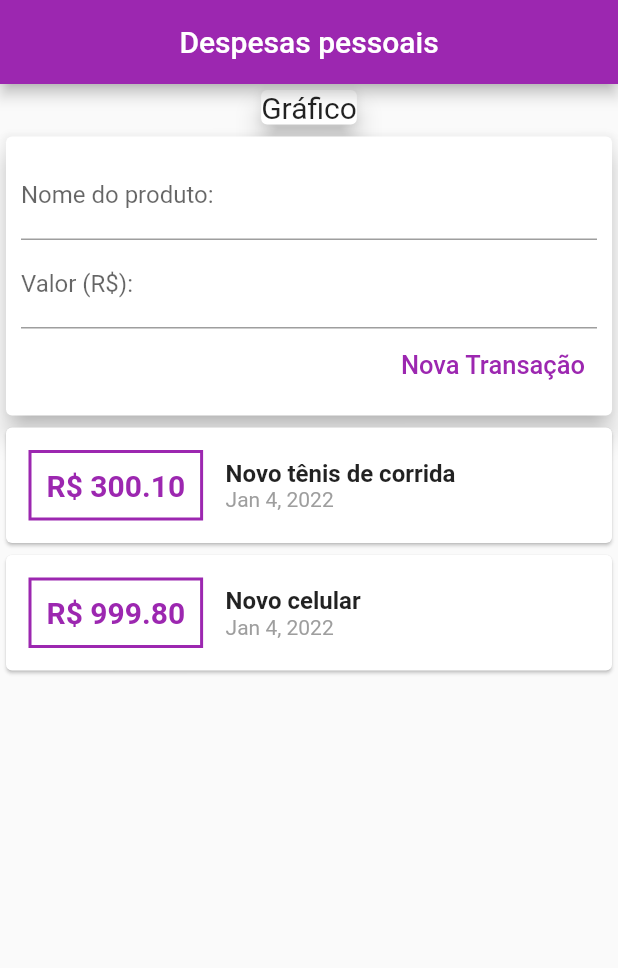
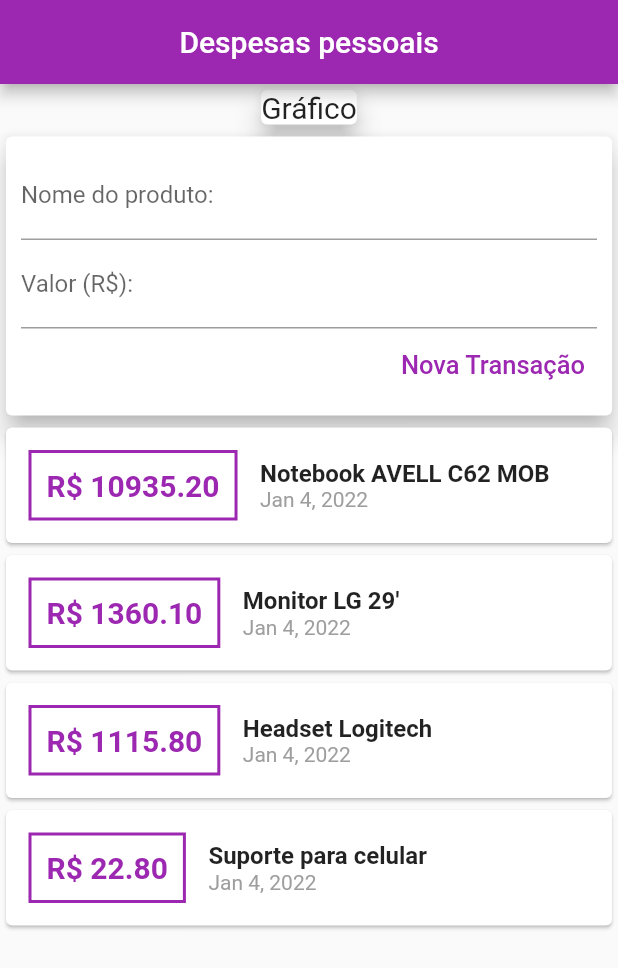
Before and after one commit to e-medeiros1/controle_de_despesas, a Flutter app: the screen it shows after launch, on a phone screen of 412 x 824 dp. Shown: the top 968 px of the screen. Run offline on Flutter 3.47's test engine with Material 2 defaults, Android fonts, the phone set to English and light mode, and no system bars.

Commit message:
Implantação do ListView.builder

```diff
--- a/lib/components/transaction_list.dart
+++ b/lib/components/transaction_list.dart
@@ -15,9 +15,10 @@
   Widget build(BuildContext context) {
     return Container(
       height: 500,
-      child: SingleChildScrollView(
-        child: Column(
-          children: transactions.map((tr) {
+      child: ListView.builder(
+        itemCount: transactions.length,
+        itemBuilder: (ctx, index) {
+          final tr = transactions[index];
           return Card(
             child: Row(
               children: [
@@ -49,8 +50,7 @@
               ],
             ),
           );
-          }).toList(),
-        ),
+        },
       ),
     );
   }
--- a/lib/components/transaction_user.dart
+++ b/lib/components/transaction_user.dart
@@ -16,14 +16,26 @@
   final _transaction = [
     Transaction(
       id: 't1',
-      title: 'Novo tênis de corrida',
-      value: 300.10,
+      title: 'Notebook AVELL C62 MOB',
+      value: 10935.20,
+      date: DateTime.now(),
+    ),
+    Transaction(
+      id: 't3',
+      title: 'Monitor LG 29\'',
+      value: 1360.10,
       date: DateTime.now(),
     ),
     Transaction(
       id: 't2',
-      title: 'Novo celular',
-      value: 999.80,
+      title: 'Headset Logitech',
+      value: 1115.80,
+      date: DateTime.now(),
+    ),
+    Transaction(
+      id: 't4',
+      title: 'Suporte para celular',
+      value: 22.80,
       date: DateTime.now(),
     ),
   ];
```
Lines whose indentation alone changed are shown as unchanged.
